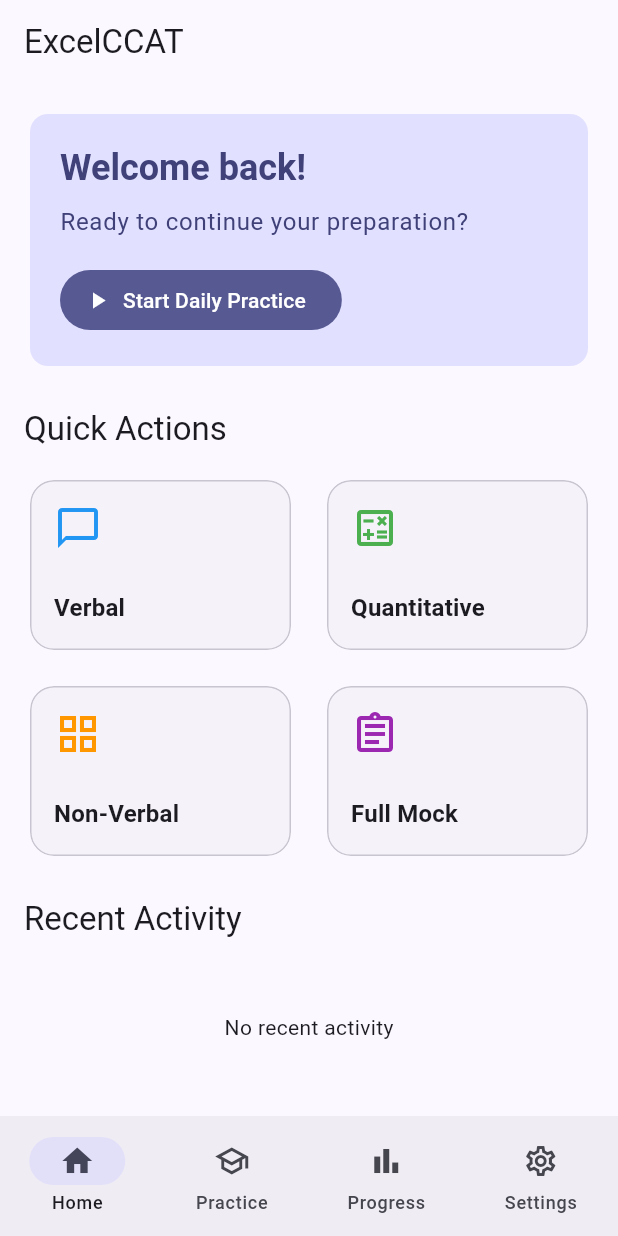
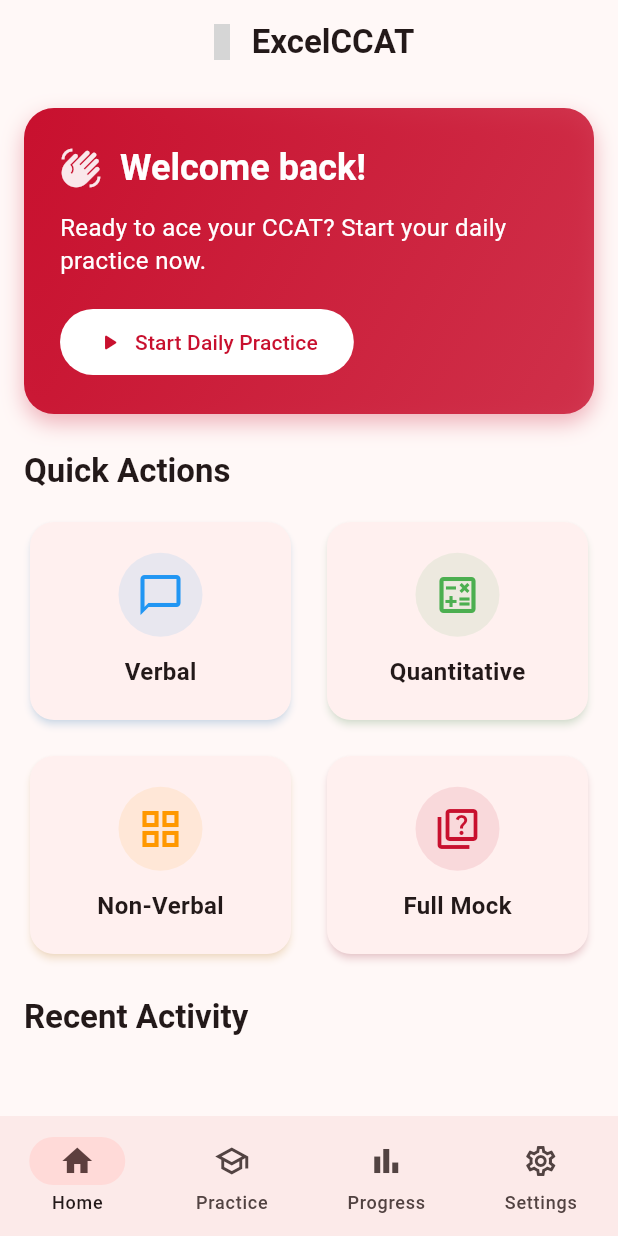
Before and after one commit to rajkumar-natarajan/ExcelCCAT, a Flutter app: the screen it shows after launch, on a phone screen of 412 x 824 dp. Run offline on Flutter 3.47's test engine with Material 3 defaults, Android fonts, the phone set to English and light mode, and no system bars; statements that could not run were skipped; grey boxes are pictures that could not be loaded.

Commit message:
feat: Implement Canadian Red theme, Settings Controller, and update docs

```diff
--- /dev/null
+++ b/excel_ccat_flutter/lib/controllers/settings_controller.dart
@@ -0,0 +1,31 @@
+import 'package:flutter/material.dart';
+import '../models/question.dart';
+
+class SettingsController with ChangeNotifier {
+  static final SettingsController _instance = SettingsController._internal();
+  factory SettingsController() => _instance;
+  SettingsController._internal();
+
+  ThemeMode _themeMode = ThemeMode.system;
+  Language _language = Language.english;
+  CCATLevel _defaultLevel = CCATLevel.level12;
+
+  ThemeMode get themeMode => _themeMode;
+  Language get language => _language;
+  CCATLevel get defaultLevel => _defaultLevel;
+
+  void toggleTheme(bool isDark) {
+    _themeMode = isDark ? ThemeMode.dark : ThemeMode.light;
+    notifyListeners();
+  }
+
+  void setLanguage(Language language) {
+    _language = language;
+    notifyListeners();
+  }
+
+  void setLevel(CCATLevel level) {
+    _defaultLevel = level;
+    notifyListeners();
+  }
+}
--- a/excel_ccat_flutter/lib/main.dart
+++ b/excel_ccat_flutter/lib/main.dart
@@ -2,6 +2,7 @@ import 'package:flutter/material.dart';
 import 'package:flutter/services.dart';
 import 'models/question.dart';
 import 'data/question_data_manager.dart';
+import 'controllers/settings_controller.dart';
 import 'screens/dashboard_screen.dart';
 import 'screens/practice_screen.dart';
 import 'screens/progress_screen.dart';
@@ -18,24 +19,38 @@ class ExcelCCATApp extends StatelessWidget {
 
   @override
   Widget build(BuildContext context) {
+    return AnimatedBuilder(
+      animation: SettingsController(),
+      builder: (context, child) {
         return MaterialApp(
           title: 'ExcelCCAT',
           debugShowCheckedModeBanner: false,
+          themeMode: SettingsController().themeMode,
           theme: ThemeData(
             useMaterial3: true,
             colorScheme: ColorScheme.fromSeed(
-          seedColor: const Color(0xFF6366F1), // Indigo
+              seedColor: const Color(0xFFC8102E), // Canadian Red
               brightness: Brightness.light,
+            ),
+            appBarTheme: const AppBarTheme(
+              centerTitle: true,
+              fontWeight: FontWeight.bold,
             ),
           ),
           darkTheme: ThemeData(
             useMaterial3: true,
             colorScheme: ColorScheme.fromSeed(
-          seedColor: const Color(0xFF6366F1),
+              seedColor: const Color(0xFFC8102E), // Canadian Red
               brightness: Brightness.dark,
+            ),
+            appBarTheme: const AppBarTheme(
+              centerTitle: true,
+              fontWeight: FontWeight.bold,
             ),
           ),
           home: const HomePage(),
+        );
+      },
     );
   }
 }
--- a/excel_ccat_flutter/lib/screens/dashboard_screen.dart
+++ b/excel_ccat_flutter/lib/screens/dashboard_screen.dart
@@ -10,8 +10,21 @@ class DashboardScreen extends StatelessWidget {
   Widget build(BuildContext context) {
     return Scaffold(
       appBar: AppBar(
-        title: const Text('ExcelCCAT'),
-        centerTitle: false,
+        title: Row(
+          mainAxisSize: MainAxisSize.min,
+          children: [
+            const Icon(Icons.maple, color: Colors.red), // Maple Leaf Icon
+            const SizedBox(width: 8),
+            Text(
+              'ExcelCCAT',
+              style: TextStyle(
+                fontWeight: FontWeight.bold,
+                color: Theme.of(context).colorScheme.onSurface,
+              ),
+            ),
+          ],
+        ),
+        centerTitle: true,
       ),
       body: ListView(
         padding: const EdgeInsets.all(16),
@@ -20,14 +33,18 @@ class DashboardScreen extends StatelessWidget {
           const SizedBox(height: 24),
           Text(
             'Quick Actions',
-            style: Theme.of(context).textTheme.titleLarge,
+            style: Theme.of(context).textTheme.titleLarge?.copyWith(
+                  fontWeight: FontWeight.bold,
+                ),
           ),
           const SizedBox(height: 16),
           _buildQuickActionGrid(context),
           const SizedBox(height: 24),
           Text(
             'Recent Activity',
-            style: Theme.of(context).textTheme.titleLarge,
+            style: Theme.of(context).textTheme.titleLarge?.copyWith(
+                  fontWeight: FontWeight.bold,
+                ),
           ),
           const SizedBox(height: 16),
           _buildRecentActivityList(),
@@ -37,33 +54,67 @@ class DashboardScreen extends StatelessWidget {
   }
 
   Widget _buildWelcomeCard(BuildContext context) {
-    return Card(
-      elevation: 0,
-      color: Theme.of(context).colorScheme.primaryContainer,
+    return Container(
+      decoration: BoxDecoration(
+        gradient: LinearGradient(
+          colors: [
+            const Color(0xFFC8102E), // Canadian Red
+            const Color(0xFFC8102E).withOpacity(0.8),
+          ],
+          begin: Alignment.topLeft,
+          end: Alignment.bottomRight,
+        ),
+        borderRadius: BorderRadius.circular(20),
+        boxShadow: [
+          BoxShadow(
+            color: const Color(0xFFC8102E).withOpacity(0.3),
+            blurRadius: 12,
+            offset: const Offset(0, 6),
+          ),
+        ],
+      ),
       child: Padding(
-        padding: const EdgeInsets.all(20),
+        padding: const EdgeInsets.all(24),
         child: Column(
           crossAxisAlignment: CrossAxisAlignment.start,
           children: [
+            Row(
+              children: [
+                Icon(
+                  Icons.waving_hand,
+                  color: Colors.white.withOpacity(0.9),
+                  size: 28,
+                ),
+                const SizedBox(width: 12),
                 Text(
                   'Welcome back!',
                   style: Theme.of(context).textTheme.headlineSmall?.copyWith(
-                    color: Theme.of(context).colorScheme.onPrimaryContainer,
+                        color: Colors.white,
                         fontWeight: FontWeight.bold,
                       ),
                 ),
-            const SizedBox(height: 8),
-            Text(
-              'Ready to continue your preparation?',
-              style: Theme.of(context).textTheme.bodyLarge?.copyWith(
-                    color: Theme.of(context).colorScheme.onPrimaryContainer,
+              ],
+            ),
+            const SizedBox(height: 12),
+            const Text(
+              'Ready to ace your CCAT? Start your daily practice now.',
+              style: TextStyle(
+                color: Colors.white,
+                fontSize: 16,
+                height: 1.4,
               ),
             ),
-            const SizedBox(height: 16),
+            const SizedBox(height: 20),
             FilledButton.icon(
               onPressed: () => onNavigate(1), // Navigate to Practice tab
-              icon: const Icon(Icons.play_arrow),
+              icon: const Icon(Icons.play_arrow_rounded),
               label: const Text('Start Daily Practice'),
+              style: FilledButton.styleFrom(
+                backgroundColor: Colors.white,
+                foregroundColor: const Color(0xFFC8102E),
+                fontWeight: FontWeight.bold,
+                padding: const EdgeInsets.symmetric(horizontal: 24, vertical: 12),
+              ),
             ),
           ],
         ),
@@ -78,7 +129,7 @@ class DashboardScreen extends StatelessWidget {
       crossAxisCount: 2,
       mainAxisSpacing: 16,
       crossAxisSpacing: 16,
-      childAspectRatio: 1.5,
+      childAspectRatio: 1.3,
       children: [
         _buildActionCard(
           context,
@@ -104,8 +155,8 @@ class DashboardScreen extends StatelessWidget {
         _buildActionCard(
           context,
           'Full Mock',
-          Icons.assignment_outlined,
-          Colors.purple,
+          Icons.quiz_outlined,
+          const Color(0xFFC8102E), // Canadian Red
           () => onNavigate(1),
         ),
       ],
@@ -120,27 +171,31 @@ class DashboardScreen extends StatelessWidget {
     VoidCallback onTap,
   ) {
     return Card(
-      elevation: 0,
-      clipBehavior: Clip.antiAlias,
-      shape: RoundedRectangleBorder(
-        borderRadius: BorderRadius.circular(16),
-        side: BorderSide(
-          color: Theme.of(context).colorScheme.outlineVariant,
-        ),
-      ),
+      elevation: 2,
+      shadowColor: color.withOpacity(0.3),
+      shape: RoundedRectangleBorder(borderRadius: BorderRadius.circular(16)),
       child: InkWell(
         onTap: onTap,
+        borderRadius: BorderRadius.circular(16),
         child: Padding(
           padding: const EdgeInsets.all(16),
           child: Column(
-            crossAxisAlignment: CrossAxisAlignment.start,
-            mainAxisAlignment: MainAxisAlignment.spaceBetween,
+            mainAxisAlignment: MainAxisAlignment.center,
             children: [
-              Icon(icon, color: color, size: 32),
+              Container(
+                padding: const EdgeInsets.all(12),
+                decoration: BoxDecoration(
+                  color: color.withOpacity(0.1),
+                  shape: BoxShape.circle,
+                ),
+                child: Icon(icon, color: color, size: 32),
+              ),
+              const SizedBox(height: 12),
               Text(
                 title,
-                style: Theme.of(context).textTheme.titleMedium?.copyWith(
+                style: const TextStyle(
                   fontWeight: FontWeight.bold,
+                  fontSize: 16,
                 ),
               ),
             ],
```
Also changed, not shown: excel_ccat_flutter/lib/screens/practice_screen.dart (+11 -2 lines), excel_ccat_flutter/lib/screens/settings_screen.dart (+77 -6 lines), 1 other file. Lines whose indentation alone changed are shown as unchanged.
